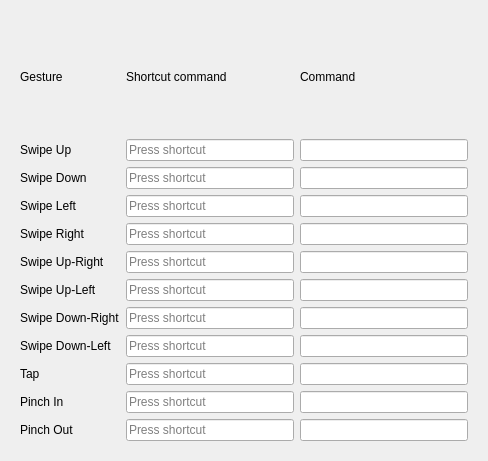
Old version of the form gesturesview.ui in the repository flisoch/gestures-gui.
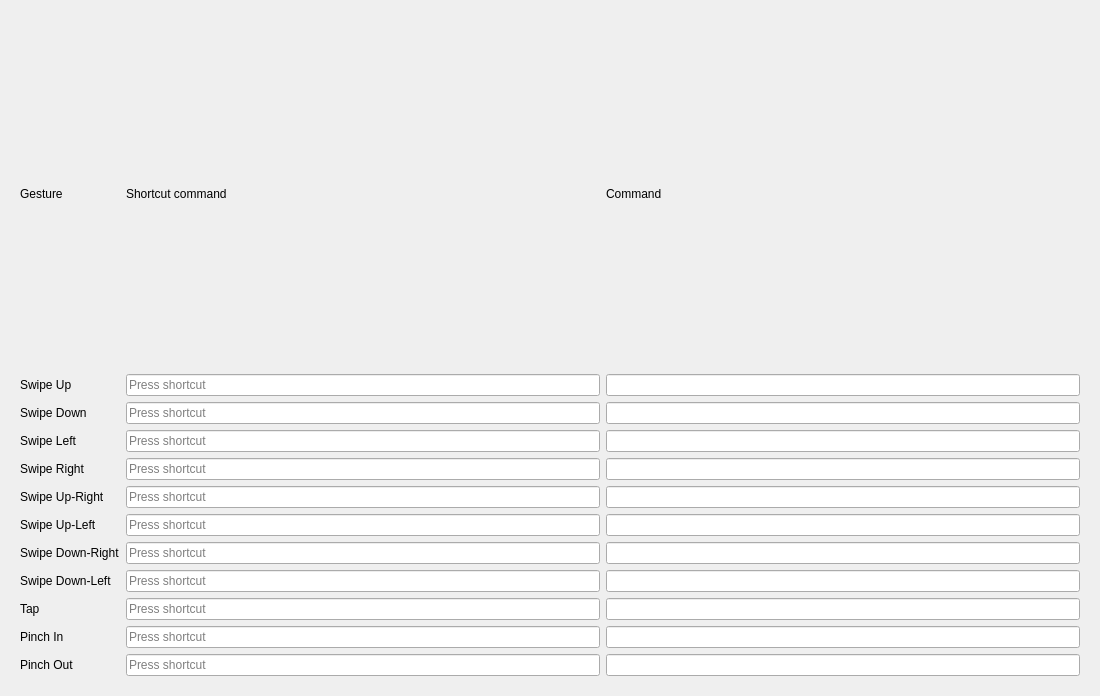
New version of the form.

Commit message: add layout to stretch input when resizing window

What changed in the file:
```diff
--- a/gesturesview.ui
+++ b/gesturesview.ui
@@ -6,8 +6,8 @@
    <rect>
     <x>0</x>
     <y>0</y>
-    <width>488</width>
-    <height>461</height>
+    <width>1100</width>
+    <height>696</height>
    </rect>
   </property>
   <property name="windowTitle">
```
Left out of the diff: 2 changed lines with no effect on the pictures. The commit also changes 3 other files.
